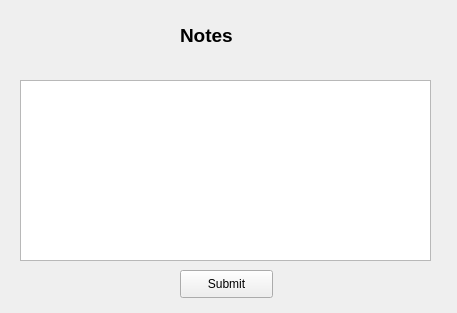
First picture: the form in forms/ui_forms/notes_form.ui, repository ericmullally/dnd_tracker, before the edit.
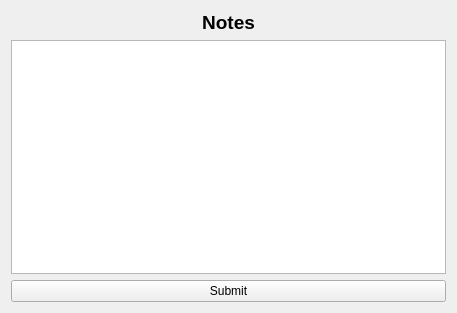
Second picture: the form after the edit.

The edit to the form file:
```diff
--- a/forms/ui_forms/notes_form.ui
+++ b/forms/ui_forms/notes_form.ui
@@ -13,25 +13,9 @@
   <property name="windowTitle">
    <string>Form</string>
   </property>
-  <widget class="QTextEdit" name="notes_edit">
-   <property name="geometry">
-    <rect>
-     <x>20</x>
-     <y>80</y>
-     <width>411</width>
-     <height>181</height>
-    </rect>
-   </property>
-  </widget>
+  <layout class="QGridLayout" name="gridLayout">
+   <item row="0" column="0">
   <widget class="QLabel" name="label">
-   <property name="geometry">
-    <rect>
-     <x>180</x>
-     <y>20</y>
-     <width>171</width>
-     <height>31</height>
-    </rect>
-   </property>
    <property name="font">
     <font>
      <pointsize>14</pointsize>
@@ -42,20 +26,22 @@
    <property name="text">
     <string>Notes</string>
    </property>
-  </widget>
+     <property name="alignment">
+      <set>Qt::AlignCenter</set>
+     </property>
+    </widget>
+   </item>
+   <item row="1" column="0">
+    <widget class="QTextEdit" name="notes_edit"/>
+   </item>
+   <item row="2" column="0">
   <widget class="QPushButton" name="notes_submit_button">
-   <property name="geometry">
-    <rect>
-     <x>180</x>
-     <y>270</y>
-     <width>93</width>
-     <height>28</height>
-    </rect>
-   </property>
    <property name="text">
     <string>Submit</string>
    </property>
   </widget>
+   </item>
+  </layout>
  </widget>
  <resources/>
  <connections/>
```
Lines whose indentation alone changed are shown as unchanged.
